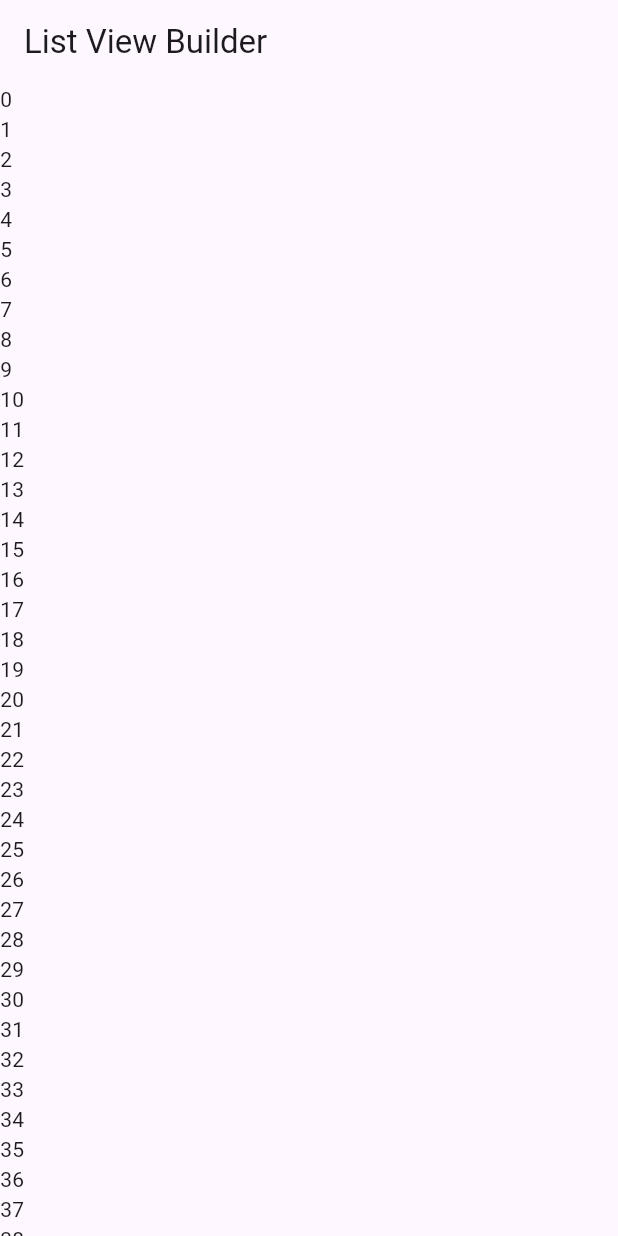
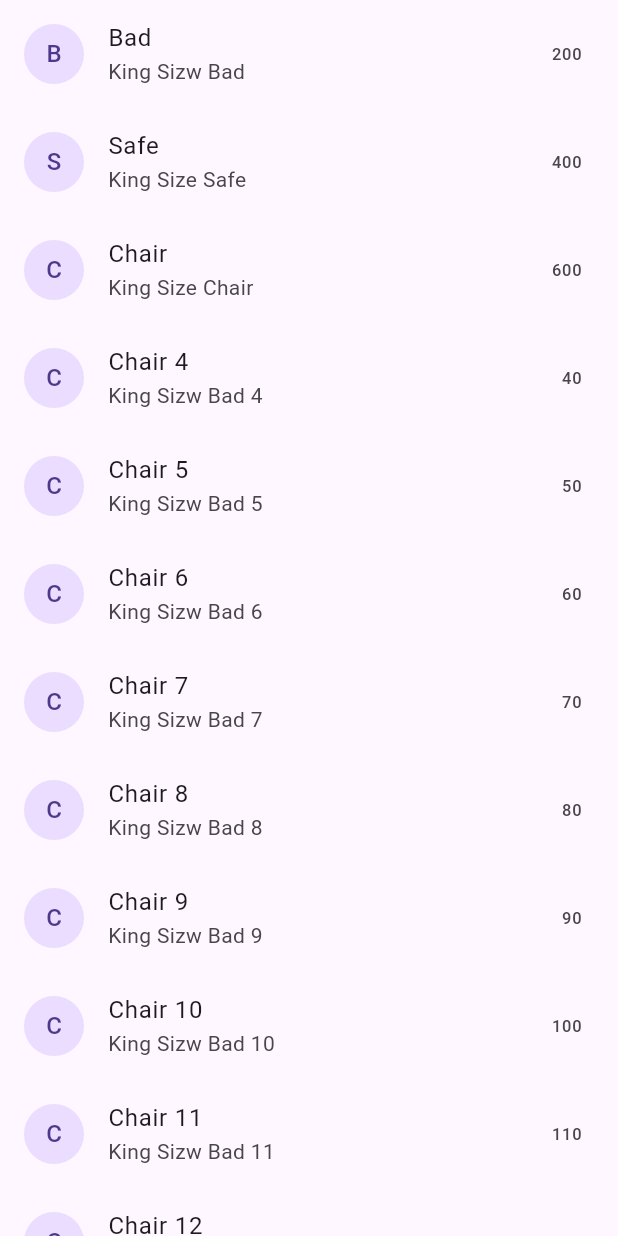
Before and after one commit to Sainathhiwale/flutter_bootcomp, a Flutter app: the screen it shows after launch, on a phone screen of 412 x 824 dp. Run offline on Flutter 3.47's test engine with Material 3 defaults, Android fonts, the phone set to English and light mode, and no system bars; our stand-ins replace fluttertoast, font_awesome_flutter.

Commit message:
listview builder is implemented for dynamic records and bind in listtile widgets

```diff
--- a/lib/screen/ListViewBuilderHome.dart
+++ b/lib/screen/ListViewBuilderHome.dart
@@ -1,17 +1,41 @@
 import 'package:flutter/material.dart';
+import 'package:fluttertoast/fluttertoast.dart';
 
 
 class Listviewbuilderhome extends StatelessWidget {
-  const Listviewbuilderhome({super.key});
+   Listviewbuilderhome({super.key}){
+   for (int i = 4; i <= 100; i++) {
+   product.add("Chair $i");
+   productDetails.add("King Sizw Bad $i");
+   prize.add(i * 10);
+   }
+}
+
+  List<String> product = ["Bad","Safe","Chair"];
+  List<String> productDetails = ["King Sizw Bad","King Size Safe","King Size Chair"];
+  List<int> prize = [200,400,600];
 
   @override
   Widget build(BuildContext context) {
     return Scaffold(
-      appBar: AppBar(title: Text("List View Builder"),),
+     // appBar: AppBar(title: Text("List View Builder"),),
       body: Container(
         child: ListView.builder(
+            itemCount: product.length,
             itemBuilder: (context,index){
-              return Text(index.toString());
+             return ListTile(
+                leading: CircleAvatar(child: Text(product[index][0]),),
+                title: Text(product[index]),
+                subtitle: Text(productDetails[index]),
+                trailing: Text(prize[index].toString()),
+                onTap: (){
+                  Fluttertoast.showToast(msg: product[index],
+                  toastLength: Toast.LENGTH_SHORT,
+                  textColor: Colors.deepPurple,
+                    gravity: ToastGravity.CENTER
+                  );
+                },
+              );
             }
         ),
       ),
```
